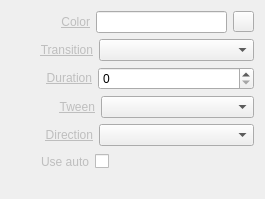
The window that Widgets/Inspector/InspectorSolidColorWidget.ui (CasparCG/client) describes before a commit, drawn with Qt 5.
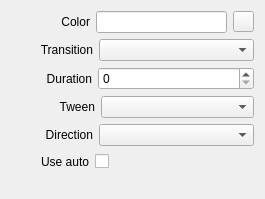
The same window after the commit.

```diff
--- a/Widgets/Inspector/InspectorSolidColorWidget.ui
+++ b/Widgets/Inspector/InspectorSolidColorWidget.ui
@@ -38,7 +38,7 @@
      <item>
       <widget class="QLabel" name="labelColor">
        <property name="text">
-        <string>&lt;a href=&quot;Color&quot; style=&quot;color: #BEBEBE;&quot;&gt;Color&lt;/a&gt;</string>
+        <string>Color</string>
        </property>
        <property name="alignment">
         <set>Qt::AlignRight|Qt::AlignTrailing|Qt::AlignVCenter</set>
@@ -87,7 +87,7 @@
      <item>
       <widget class="QLabel" name="labelTransition">
        <property name="text">
-        <string>&lt;a href=&quot;Transition&quot; style=&quot;color: #BEBEBE;&quot;&gt;Transition&lt;/a&gt;</string>
+        <string>Transition</string>
        </property>
        <property name="alignment">
         <set>Qt::AlignRight|Qt::AlignTrailing|Qt::AlignVCenter</set>
@@ -127,7 +127,7 @@
      <item>
       <widget class="QLabel" name="labelDuration">
        <property name="text">
-        <string>&lt;a href=&quot;Duration&quot; style=&quot;color: #BEBEBE;&quot;&gt;Duration&lt;/a&gt;</string>
+        <string>Duration</string>
        </property>
        <property name="alignment">
         <set>Qt::AlignRight|Qt::AlignTrailing|Qt::AlignVCenter</set>
@@ -170,7 +170,7 @@
      <item>
       <widget class="QLabel" name="labelTween">
        <property name="text">
-        <string>&lt;a href=&quot;Tween&quot; style=&quot;color: #BEBEBE;&quot;&gt;Tween&lt;/a&gt;</string>
+        <string>Tween</string>
        </property>
        <property name="alignment">
         <set>Qt::AlignRight|Qt::AlignTrailing|Qt::AlignVCenter</set>
@@ -210,7 +210,7 @@
      <item>
       <widget class="QLabel" name="labelDirection">
        <property name="text">
-        <string>&lt;a href=&quot;Direction&quot; style=&quot;color: #BEBEBE;&quot;&gt;Direction&lt;/a&gt;</string>
+        <string>Direction</string>
        </property>
        <property name="alignment">
         <set>Qt::AlignRight|Qt::AlignTrailing|Qt::AlignVCenter</set>
@@ -250,7 +250,7 @@
      <item>
       <widget class="QLabel" name="labelUseAuto">
        <property name="text">
-        <string>&lt;a href=&quot;Use auto&quot; style=&quot;color: #BEBEBE;&quot;&gt;Use auto&lt;/a&gt;</string>
+        <string>Use auto</string>
        </property>
        <property name="alignment">
         <set>Qt::AlignRight|Qt::AlignTrailing|Qt::AlignVCenter</set>
```
